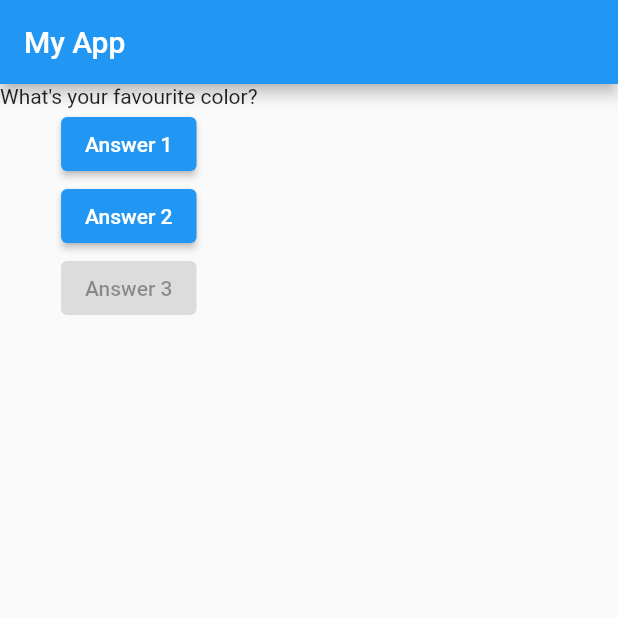
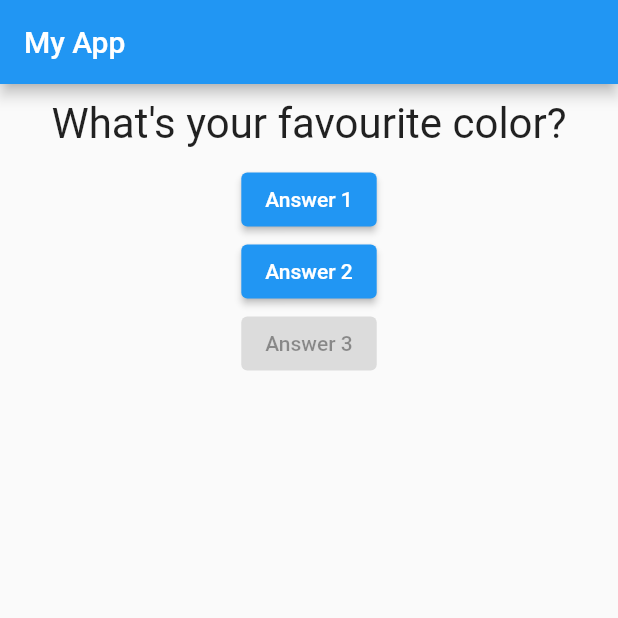
Before and after one commit to durf666/mad_deutch_quiz, a Flutter app: the screen it shows after launch, on a phone screen of 412 x 824 dp, the top half of it. Run offline on Flutter 3.47's test engine with Material 2 defaults, Android fonts, the phone set to English and light mode, and no system bars.

Commit message:
Lesson 44

```diff
--- a/lib/main.dart
+++ b/lib/main.dart
@@ -1,4 +1,5 @@
 import 'package:flutter/material.dart';
+import 'question.dart';
 
 void main() {
   runApp(MyApp());
@@ -32,7 +33,7 @@ class _MyAppState extends State<MyApp> {
           title: Text('My App'),
         ),
         body: Column(children: [
-          Text(questions[index]),
+          Question(questions[index]),
           ElevatedButton(onPressed: answerQuestion, child: Text('Answer 1')),
           ElevatedButton(
               onPressed: () => print('answer 2 chosen'),
--- /dev/null
+++ b/lib/question.dart
@@ -0,0 +1,18 @@
+import 'package:flutter/material.dart';
+
+class Question extends StatelessWidget {
+  final String questionText;
+  Question(this.questionText);
+  @override
+  Widget build(BuildContext context) {
+    return Container(
+      margin: EdgeInsets.all(10.0),
+      width: double.infinity,
+      child: Text(
+        questionText,
+        style: TextStyle(fontSize: 28),
+        textAlign: TextAlign.center,
+      ),
+    );
+  }
+}
```
